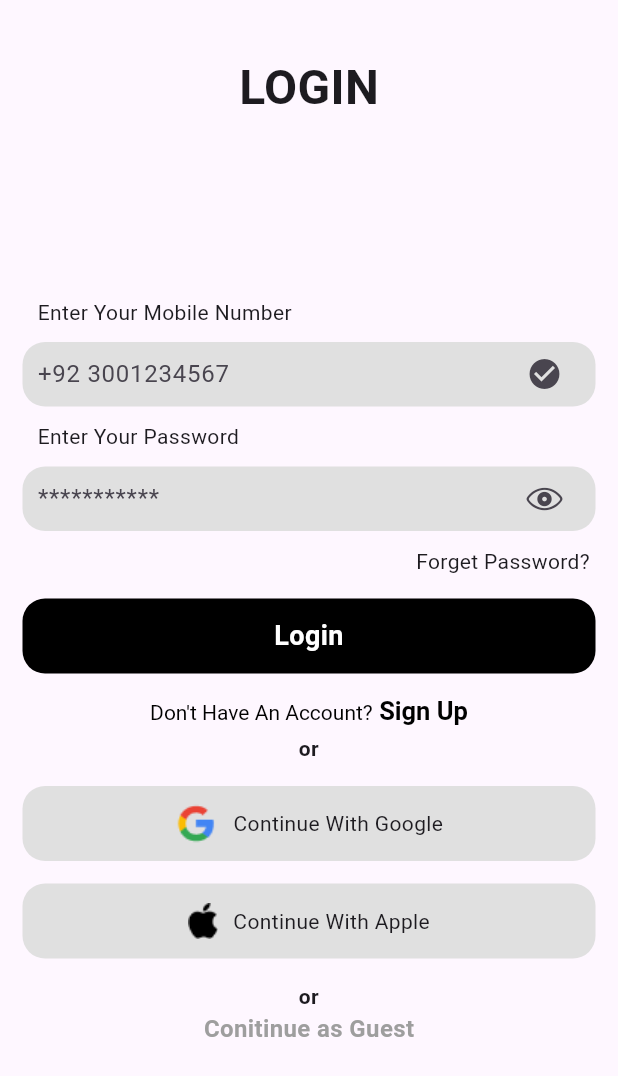
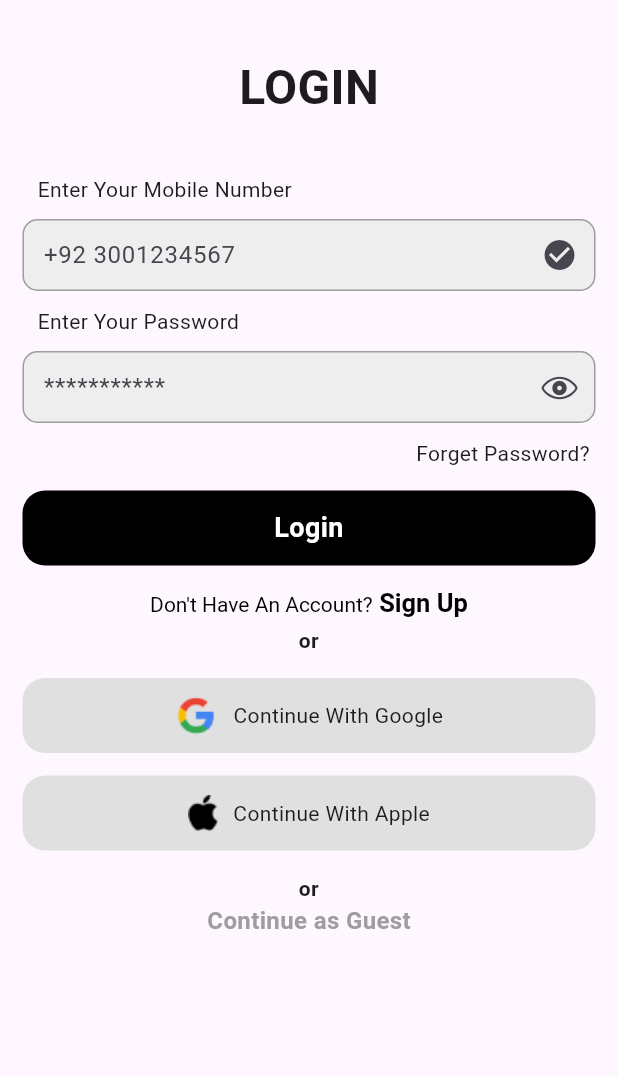
Before and after one commit to imwaseemashraf/signup_signin, a Flutter app: the screen it shows after launch, on a phone screen of 412 x 824 dp. Shown: the top 1076 px of the screen. Run offline on Flutter 3.47's test engine with Material 3 defaults, Android fonts, the phone set to English and light mode, and no system bars; our stand-ins replace gap, pin_code_fields.

Commit message:
code refactoring

```diff
--- a/lib/components/buildtextfielswidget.dart
+++ b/lib/components/buildtextfielswidget.dart
@@ -30,27 +30,40 @@ class BuildTextFieldWidget extends StatelessWidget {
           ),
         ),
         const Gap(10),
-        Container(
-          height: 43,
-          padding: const EdgeInsets.symmetric(horizontal: 10),
-          decoration: BoxDecoration(
-            borderRadius: BorderRadius.circular(15),
-            color: Colors.grey[300],
-          ),
-          child: TextField(
+        TextFormField(
           obscureText: isPassword!,
           textAlign: TextAlign.start,
+          validator: (value) {
+            if (value!.isEmpty) {
+              return "please fill the $label";
+            }
+            return null;
+          },
           decoration: InputDecoration(
-                border: InputBorder.none,
-                errorBorder: InputBorder.none,
-                focusedBorder: InputBorder.none,
+              filled: true,
+              fillColor: Colors.grey[200],
+              border: OutlineInputBorder(
+                borderRadius: BorderRadius.circular(10),
+                // borderSide: const BorderSide(color: Colors.grey),
+              ),
+              enabledBorder: OutlineInputBorder(
+                borderRadius: BorderRadius.circular(10),
+                borderSide: const BorderSide(color: Colors.grey),
+              ),
+              errorBorder: OutlineInputBorder(
+                borderRadius: BorderRadius.circular(10),
+                borderSide: const BorderSide(color: Colors.red),
+              ),
+              focusedBorder: OutlineInputBorder(
+                borderRadius: BorderRadius.circular(10),
+                borderSide: const BorderSide(color: Colors.grey),
+              ),
               hintText: hint,
               isDense: false,
               hoverColor: Colors.red,
               // isCollapsed: true,
-                contentPadding: const EdgeInsets.symmetric(vertical: 7),
+              contentPadding: const EdgeInsets.symmetric(horizontal: 10),
               suffixIcon: icon),
-          ),
         )
       ],
     );
--- a/lib/screens/signin.dart
+++ b/lib/screens/signin.dart
@@ -4,18 +4,26 @@ import 'package:gap/gap.dart';
 import 'package:signup_signin/components/buildtextfielswidget.dart';
 import 'package:signup_signin/screens/forgetpassword.dart';
 
-class SignIn extends StatelessWidget {
+class SignIn extends StatefulWidget {
   const SignIn({super.key});
 
+  @override
+  State<SignIn> createState() => _SignInState();
+}
+
+class _SignInState extends State<SignIn> {
+  final _formkey = GlobalKey<FormState>();
   @override
   Widget build(BuildContext context) {
     return SafeArea(
         child: Scaffold(
       body: Padding(
         padding: const EdgeInsets.symmetric(horizontal: 15.0, vertical: 10),
+        child: Form(
+          key: _formkey,
+          child: SingleChildScrollView(
             child: Column(
               crossAxisAlignment: CrossAxisAlignment.center,
-            // mainAxisAlignment: MainAxisAlignment.start,
               children: <Widget>[
                 const Gap(25),
                 Align(
@@ -28,7 +36,7 @@ class SignIn extends StatelessWidget {
                     ),
                   ),
                 ),
-              const Spacer(),
+                const Gap(35),
                 BuildTextFieldWidget(
                   label: "Enter Your Mobile Number",
                   hint: "+92 3001234567",
@@ -111,18 +119,18 @@ class SignIn extends StatelessWidget {
                 const Gap(15),
                 _buildOR("or"),
                 const Text(
-                "Conitinue as Guest",
+                  "Continue as Guest",
                   style: TextStyle(
                       fontSize: 16,
                       fontWeight: FontWeight.bold,
                       color: Colors.grey),
                 ),
-              const Spacer(),
               ],
             ),
           ),
         ),
-    );
+      ),
+    ));
   }
 
   Widget _buildOR(String text) {
```
Also changed, not shown: lib/screens/signup.dart (+23 -13 lines). Lines whose indentation alone changed are shown as unchanged.
